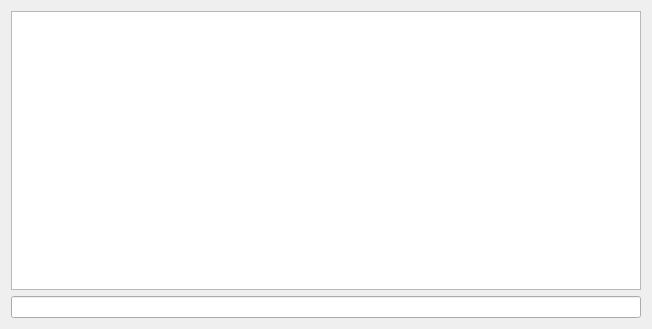
Above: launcher/lobby/lobby_moc.ui from vcmi/vcmi before the change. Below: the same form after it.
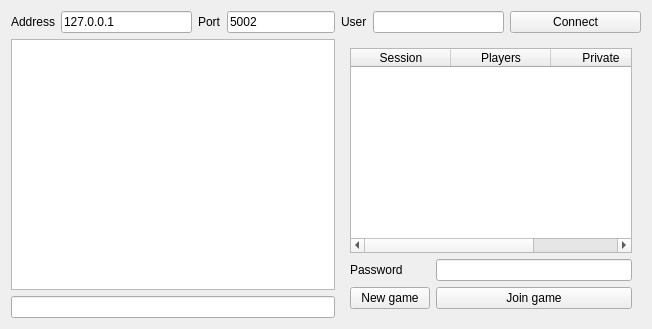
That is the form after the change.

Commit message: Continue development

```diff
--- a/launcher/lobby/lobby_moc.ui
+++ b/launcher/lobby/lobby_moc.ui
@@ -14,15 +14,153 @@
    <string>Form</string>
   </property>
   <layout class="QGridLayout" name="gridLayout">
+   <item row="0" column="4">
+    <widget class="QLabel" name="label_4">
+     <property name="text">
+      <string>User</string>
+     </property>
+    </widget>
+   </item>
+   <item row="0" column="2">
+    <widget class="QLabel" name="label_2">
+     <property name="text">
+      <string>Port</string>
+     </property>
+    </widget>
+   </item>
+   <item row="0" column="6">
+    <widget class="QPushButton" name="connectButton">
+     <property name="sizePolicy">
+      <sizepolicy hsizetype="Expanding" vsizetype="Fixed">
+       <horstretch>0</horstretch>
+       <verstretch>0</verstretch>
+      </sizepolicy>
+     </property>
+     <property name="text">
+      <string>Connect</string>
+     </property>
+     <property name="checkable">
+      <bool>true</bool>
+     </property>
+    </widget>
+   </item>
    <item row="0" column="0">
+    <widget class="QLabel" name="label">
+     <property name="text">
+      <string>Address</string>
+     </property>
+    </widget>
+   </item>
+   <item row="0" column="3">
+    <widget class="QLineEdit" name="portEdit">
+     <property name="sizePolicy">
+      <sizepolicy hsizetype="Minimum" vsizetype="Fixed">
+       <horstretch>0</horstretch>
+       <verstretch>0</verstretch>
+      </sizepolicy>
+     </property>
+     <property name="inputMethodHints">
+      <set>Qt::ImhDigitsOnly</set>
+     </property>
+     <property name="text">
+      <string>5002</string>
+     </property>
+    </widget>
+   </item>
+   <item row="0" column="1">
+    <widget class="QLineEdit" name="hostEdit">
+     <property name="text">
+      <string>127.0.0.1</string>
+     </property>
+    </widget>
+   </item>
+   <item row="0" column="5">
+    <widget class="QLineEdit" name="userEdit"/>
+   </item>
+   <item row="2" column="4" rowspan="2" colspan="3">
+    <widget class="QStackedWidget" name="stackedWidget">
+     <property name="currentIndex">
+      <number>0</number>
+     </property>
+     <widget class="QWidget" name="sessionsPage">
+      <layout class="QGridLayout" name="gridLayout_2">
+       <item row="2" column="0">
+        <widget class="QPushButton" name="newButton">
+         <property name="text">
+          <string>New game</string>
+         </property>
+        </widget>
+       </item>
+       <item row="1" column="1">
+        <widget class="QLineEdit" name="passwordInput"/>
+       </item>
+       <item row="2" column="1">
+        <widget class="QPushButton" name="joinButton">
+         <property name="text">
+          <string>Join game</string>
+         </property>
+        </widget>
+       </item>
+       <item row="1" column="0">
+        <widget class="QLabel" name="label_3">
+         <property name="text">
+          <string>Password</string>
+         </property>
+        </widget>
+       </item>
+       <item row="0" column="0" colspan="2">
+        <widget class="QTableWidget" name="sessionsTable">
+         <column>
+          <property name="text">
+           <string>Session</string>
+          </property>
+         </column>
+         <column>
+          <property name="text">
+           <string>Players</string>
+          </property>
+         </column>
+         <column>
+          <property name="text">
+           <string>Private</string>
+          </property>
+         </column>
+        </widget>
+       </item>
+      </layout>
+     </widget>
+     <widget class="QWidget" name="roomPage">
+      <layout class="QGridLayout" name="gridLayout_3">
+       <item row="1" column="0">
+        <widget class="QPushButton" name="buttonLeave">
+         <property name="text">
+          <string>Leave</string>
+         </property>
+        </widget>
+       </item>
+       <item row="1" column="1">
+        <widget class="QPushButton" name="buttonReady">
+         <property name="text">
+          <string>Ready</string>
+         </property>
+        </widget>
+       </item>
+       <item row="0" column="0" colspan="2">
+        <widget class="QPlainTextEdit" name="roomChat"/>
+       </item>
+      </layout>
+     </widget>
+    </widget>
+   </item>
+   <item row="2" column="0" colspan="4">
     <widget class="QPlainTextEdit" name="chat">
      <property name="readOnly">
       <bool>true</bool>
      </property>
     </widget>
    </item>
-   <item row="1" column="0">
-    <widget class="QLineEdit" name="lineEdit"/>
+   <item row="3" column="0" colspan="4">
+    <widget class="QLineEdit" name="messageEdit"/>
    </item>
   </layout>
  </widget>
```
The commit also changes 2 other files.
